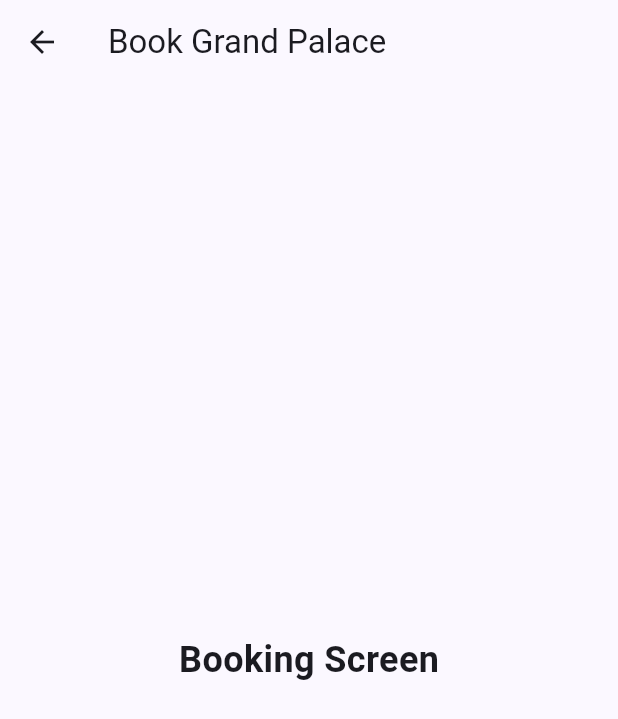
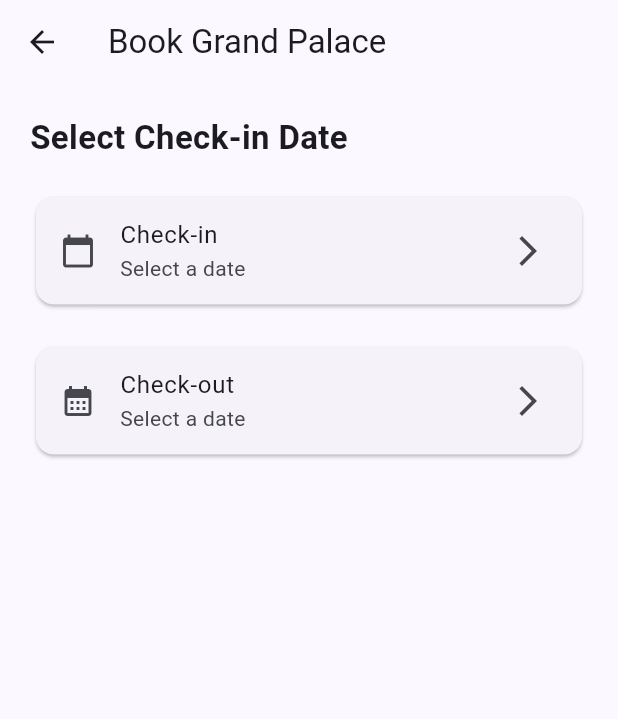
Before and after one commit to Vidith2005/hotel_booking_app, a Flutter app: the BookingScreen screen opened directly with sample values from the repository, on a phone screen of 412 x 824 dp. Shown: the top 719 px of the screen. Run offline on Flutter 3.47's test engine with Material 3 defaults, Android fonts, the phone set to English and light mode, and no system bars; our stand-ins replace google_fonts.

Commit message:
Added check-in and check-out date selection

```diff
--- a/lib/features/customer/screens/booking_screen.dart
+++ b/lib/features/customer/screens/booking_screen.dart
@@ -15,6 +15,50 @@ class BookingScreen extends StatefulWidget {
 }
 
 class _BookingScreenState extends State<BookingScreen> {
+  DateTime? checkInDate;
+  DateTime? checkOutDate;
+
+  int guests = 1;
+
+  Future<void> _selectCheckInDate() async {
+    final DateTime? picked = await showDatePicker(
+      context: context,
+      initialDate: DateTime.now(),
+      firstDate: DateTime.now(),
+      lastDate: DateTime(2030),
+    );
+
+    if (picked != null) {
+      setState(() {
+        checkInDate = picked;
+      });
+    }
+  }
+
+  Future<void> _selectCheckOutDate() async {
+    if (checkInDate == null) {
+      ScaffoldMessenger.of(context).showSnackBar(
+        const SnackBar(
+          content: Text("Please select the check-in date first."),
+        ),
+      );
+      return;
+    }
+
+    final DateTime? picked = await showDatePicker(
+      context: context,
+      initialDate: checkInDate!.add(const Duration(days: 1)),
+      firstDate: checkInDate!.add(const Duration(days: 1)),
+      lastDate: DateTime(2030),
+    );
+
+    if (picked != null) {
+      setState(() {
+        checkOutDate = picked;
+      });
+    }
+  }
+
   @override
   Widget build(BuildContext context) {
     return Scaffold(
@@ -22,13 +66,51 @@ class _BookingScreenState extends State<BookingScreen> {
         title: Text("Book ${widget.hotel.name}"),
       ),
 
-      body: const Center(
-        child: Text(
-          "Booking Screen",
-          style: TextStyle(
-            fontSize: 24,
-            fontWeight: FontWeight.bold,
-          ),
+      body: Padding(
+        padding: const EdgeInsets.all(20),
+        child: Column(
+          crossAxisAlignment: CrossAxisAlignment.start,
+          children: [
+            const Text(
+              "Select Check-in Date",
+              style: TextStyle(
+                fontSize: 22,
+                fontWeight: FontWeight.bold,
+              ),
+            ),
+
+            const SizedBox(height: 20),
+
+            Card(
+              child: ListTile(
+                leading: const Icon(Icons.calendar_today),
+                title: const Text("Check-in"),
+                subtitle: Text(
+                  checkInDate == null
+                      ? "Select a date"
+                      : "${checkInDate!.day}/${checkInDate!.month}/${checkInDate!.year}",
+                ),
+                trailing: const Icon(Icons.arrow_forward_ios),
+                onTap: _selectCheckInDate,
+              ),
+            ),
+
+            const SizedBox(height: 20),
+
+            Card(
+              child: ListTile(
+                leading: const Icon(Icons.calendar_month),
+                title: const Text("Check-out"),
+                subtitle: Text(
+                  checkOutDate == null
+                      ? "Select a date"
+                      : "${checkOutDate!.day}/${checkOutDate!.month}/${checkOutDate!.year}",
+                ),
+                trailing: const Icon(Icons.arrow_forward_ios),
+                onTap: _selectCheckOutDate,
+              ),
+            ),
+          ],
         ),
       ),
     );
```
Also changed, not shown: lib/features/customer/screens/hotel_details_screen.dart (+11 -1 lines).
